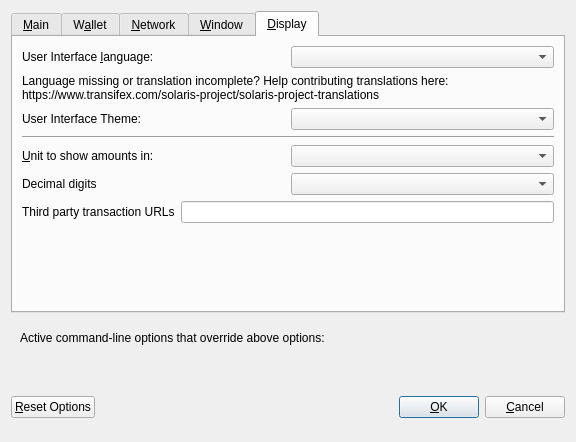
cryptocrowd-xcrc/core-wallet, file src/qt/forms/optionsdialog.ui: the form before one commit.
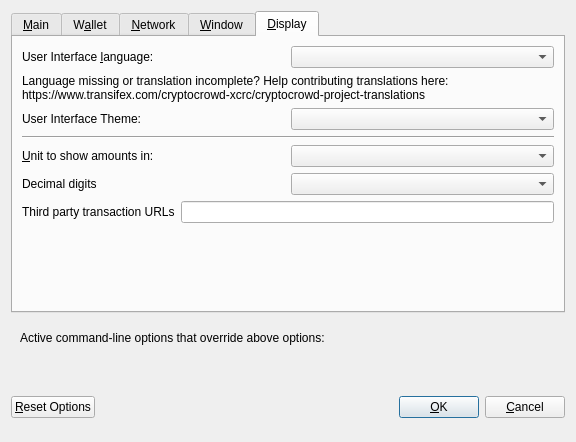
The form after the commit. The open tabs and pages were chosen to show the change. Custom widgets are drawn as their Qt base class.

Commit message:
Replace Solaris with CRyptoCrowd
And similar

What changed in the file:
```diff
--- a/src/qt/forms/optionsdialog.ui
+++ b/src/qt/forms/optionsdialog.ui
@@ -473,7 +473,7 @@
          </property>
          <property name="text">
           <string>Language missing or translation incomplete? Help contributing translations here:
-https://www.transifex.com/solaris-project/solaris-project-translations</string>
+https://www.transifex.com/cryptocrowd-xcrc/cryptocrowd-project-translations</string>
          </property>
          <property name="wordWrap">
           <bool>true</bool>
```
The commit also changes 305 other files.
